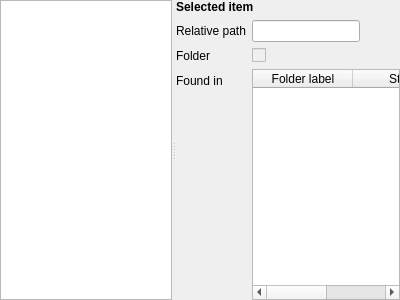
First picture: the form in ui/analyseform.ui, repository matus-tomlein/synkron, before the edit.
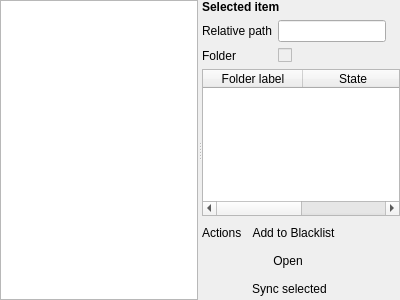
Second picture: the form after the edit.

Commit message: added actions to analysis, fixed a bug in SyncExceptionBundle

```diff
--- a/ui/analyseform.ui
+++ b/ui/analyseform.ui
@@ -66,33 +66,6 @@
            </property>
           </widget>
          </item>
-         <item row="2" column="0">
-          <widget class="QLabel" name="label_3">
-           <property name="text">
-            <string>Found in</string>
-           </property>
-          </widget>
-         </item>
-         <item row="2" column="1">
-          <widget class="QTableWidget" name="folders_table">
-           <property name="showGrid">
-            <bool>false</bool>
-           </property>
-           <attribute name="verticalHeaderVisible">
-            <bool>false</bool>
-           </attribute>
-           <column>
-            <property name="text">
-             <string>Folder label</string>
-            </property>
-           </column>
-           <column>
-            <property name="text">
-             <string>State</string>
-            </property>
-           </column>
-          </widget>
-         </item>
          <item row="1" column="0">
           <widget class="QLabel" name="label_4">
            <property name="text">
@@ -109,6 +82,101 @@
          </item>
         </layout>
        </item>
+       <item>
+        <widget class="QTableWidget" name="folders_table">
+         <property name="showGrid">
+          <bool>false</bool>
+         </property>
+         <attribute name="verticalHeaderVisible">
+          <bool>false</bool>
+         </attribute>
+         <column>
+          <property name="text">
+           <string>Folder label</string>
+          </property>
+         </column>
+         <column>
+          <property name="text">
+           <string>State</string>
+          </property>
+         </column>
+        </widget>
+       </item>
+       <item>
+        <layout class="QFormLayout" name="formLayout">
+         <property name="fieldGrowthPolicy">
+          <enum>QFormLayout::FieldsStayAtSizeHint</enum>
+         </property>
+         <item row="0" column="0">
+          <widget class="QLabel" name="label_3">
+           <property name="text">
+            <string>Actions</string>
+           </property>
+          </widget>
+         </item>
+         <item row="0" column="1">
+          <widget class="QPushButton" name="blacklist_btn">
+           <property name="maximumSize">
+            <size>
+             <width>16777215</width>
+             <height>22</height>
+            </size>
+           </property>
+           <property name="text">
+            <string>Add to Blacklist</string>
+           </property>
+           <property name="flat">
+            <bool>true</bool>
+           </property>
+          </widget>
+         </item>
+         <item row="1" column="1">
+          <widget class="QPushButton" name="open_btn">
+           <property name="maximumSize">
+            <size>
+             <width>16777215</width>
+             <height>22</height>
+            </size>
+           </property>
+           <property name="text">
+            <string>Open</string>
+           </property>
+           <property name="flat">
+            <bool>true</bool>
+           </property>
+          </widget>
+         </item>
+         <item row="2" column="1">
+          <widget class="QPushButton" name="sync_btn">
+           <property name="maximumSize">
+            <size>
+             <width>16777215</width>
+             <height>22</height>
+            </size>
+           </property>
+           <property name="text">
+            <string>Sync selected</string>
+           </property>
+           <property name="flat">
+            <bool>true</bool>
+           </property>
+          </widget>
+         </item>
+        </layout>
+       </item>
+       <item>
+        <spacer name="verticalSpacer">
+         <property name="orientation">
+          <enum>Qt::Vertical</enum>
+         </property>
+         <property name="sizeHint" stdset="0">
+          <size>
+           <width>20</width>
+           <height>40</height>
+          </size>
+         </property>
+        </spacer>
+       </item>
       </layout>
      </widget>
     </widget>
```
Left out of the diff: 3 changed lines with no effect on the pictures. The commit also changes 17 other files.
